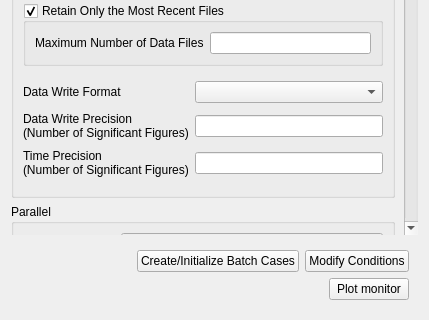
Before: the Qt Designer form view/solution/run_conditions/run_conditions_page.ui in nextfoam/baram, drawn with Qt 5; both pictures show x 0 to 429 and y 380 to 700 of the 429 by 700 pixel window.
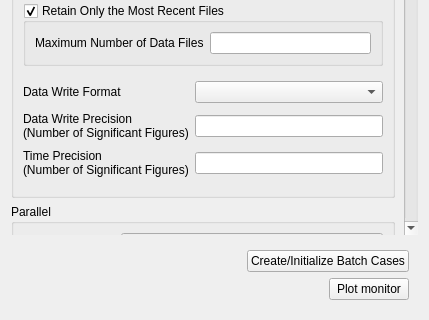
After: the same form once the commit is applied.

Commit message: "modify condition" button removed

The edit to the form file:
```diff
--- a/view/solution/run_conditions/run_conditions_page.ui
+++ b/view/solution/run_conditions/run_conditions_page.ui
@@ -520,13 +520,6 @@
         </property>
        </widget>
       </item>
-      <item>
-       <widget class="QPushButton" name="modifyConditions">
-        <property name="text">
-         <string>Modify Conditions</string>
-        </property>
-       </widget>
-      </item>
      </layout>
     </widget>
    </item>
```
